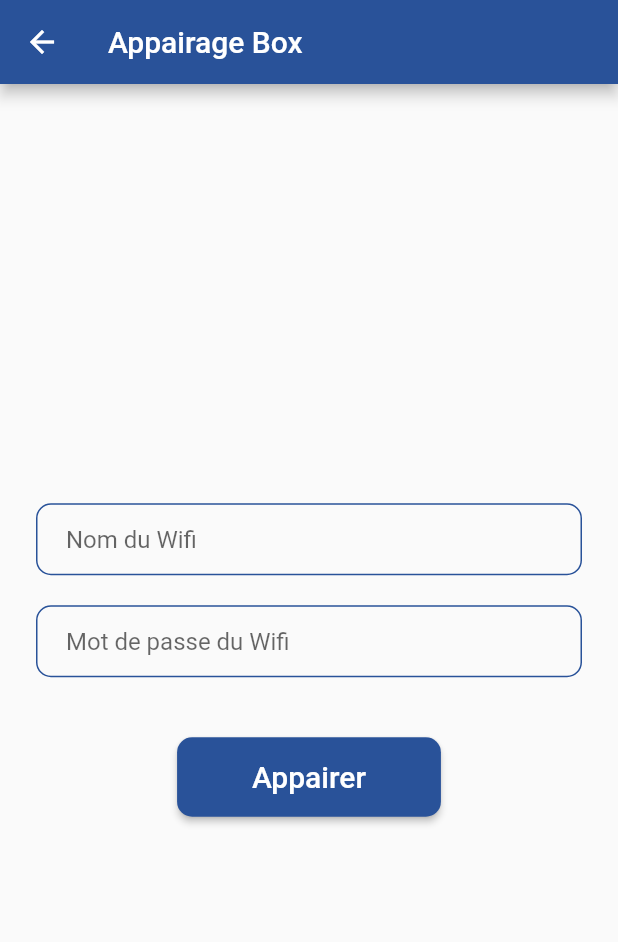
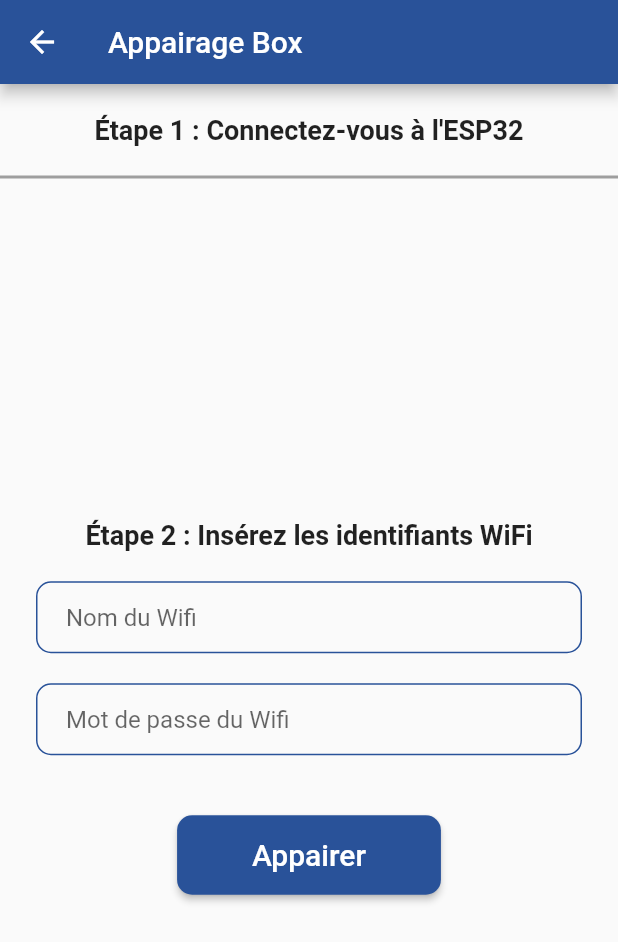
Before and after one commit to JeremyLRYnov/Airlux, a Flutter app: the AppairagePage screen opened directly, on a phone screen of 412 x 824 dp. Shown: the top 942 px of the screen. Run offline on Flutter 3.47's test engine with Material 2 defaults, Android fonts, the phone set to English and light mode, and no system bars; our stand-ins replace modal_progress_hud_nsn, shared_preferences; accounts and stored records are empty.

Commit message:
[Mobile] Add Etapes

```diff
--- a/mobileapp/lib/screens/appairage_page.dart
+++ b/mobileapp/lib/screens/appairage_page.dart
@@ -48,15 +48,36 @@ class _AppairagePageState extends State<AppairagePage> {
         title: Text('Appairage Box'),
         backgroundColor: kPrimaryBlue,
       ),
-      body: Center(
+      body: Column(
+        mainAxisAlignment: MainAxisAlignment.center,
+        children: <Widget>[
+          Container(
+
+            padding: EdgeInsets.symmetric(vertical: 20.0, horizontal: 24.0),
+            child: Text(
+              'Étape 1 : Connectez-vous à l\'ESP32',
+              style: TextStyle(fontSize: 18, fontWeight: FontWeight.bold),
+            ),
+          ),
+          Container(
+            height: 2.0,
+            color: Colors.grey,
+          ),
+          Expanded(
             child: Padding(
-          padding:const EdgeInsets.symmetric(horizontal: 24.0),
+              padding: const EdgeInsets.symmetric(horizontal: 24.0),
               child: Form(
                 key: _formKey,
                 child: Column(
                   mainAxisAlignment: MainAxisAlignment.center,
-              // Centrer verticalement
                   children: <Widget>[
+                    Text(
+                      'Étape 2 : Insérez les identifiants WiFi',
+                      style: TextStyle(fontSize: 18, fontWeight: FontWeight.bold),
+                    ),
+                    const SizedBox(
+                      height: 20.0,
+                    ),
                     TextFormField(
                       decoration: kTextFieldDecoration.copyWith(
                         hintText: 'Nom du Wifi',
@@ -76,6 +97,7 @@ class _AppairagePageState extends State<AppairagePage> {
                       decoration: kTextFieldDecoration.copyWith(
                         hintText: 'Mot de passe du Wifi',
                       ),
+                      obscureText: true,
                       onSaved: (value) => _password = value!,
                     ),
                     SizedBox(
@@ -84,12 +106,15 @@ class _AppairagePageState extends State<AppairagePage> {
                     RectangleButton(
                       title: 'Appairer',
                       onPressed: _submit,
-                    color: kPrimaryBlue),
+                      color: kPrimaryBlue,
+                    ),
                   ],
                 ),
               ),
             ),
           ),
+        ],
+      ),
     );
   }
 }
```
Lines whose indentation alone changed are shown as unchanged.
